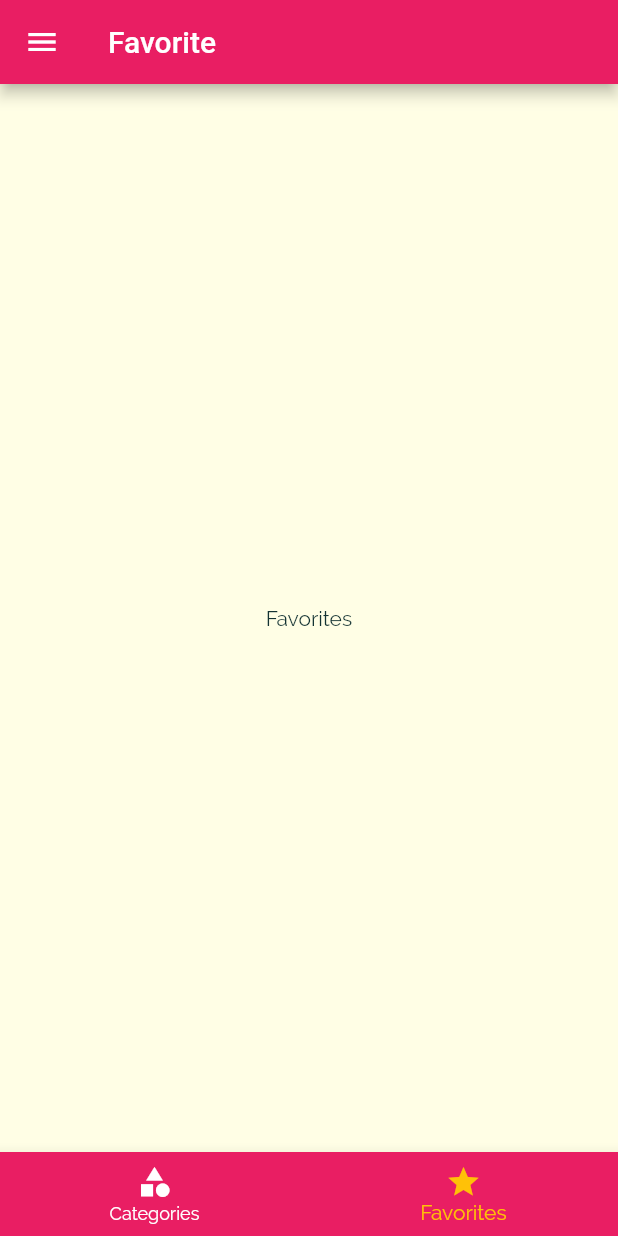
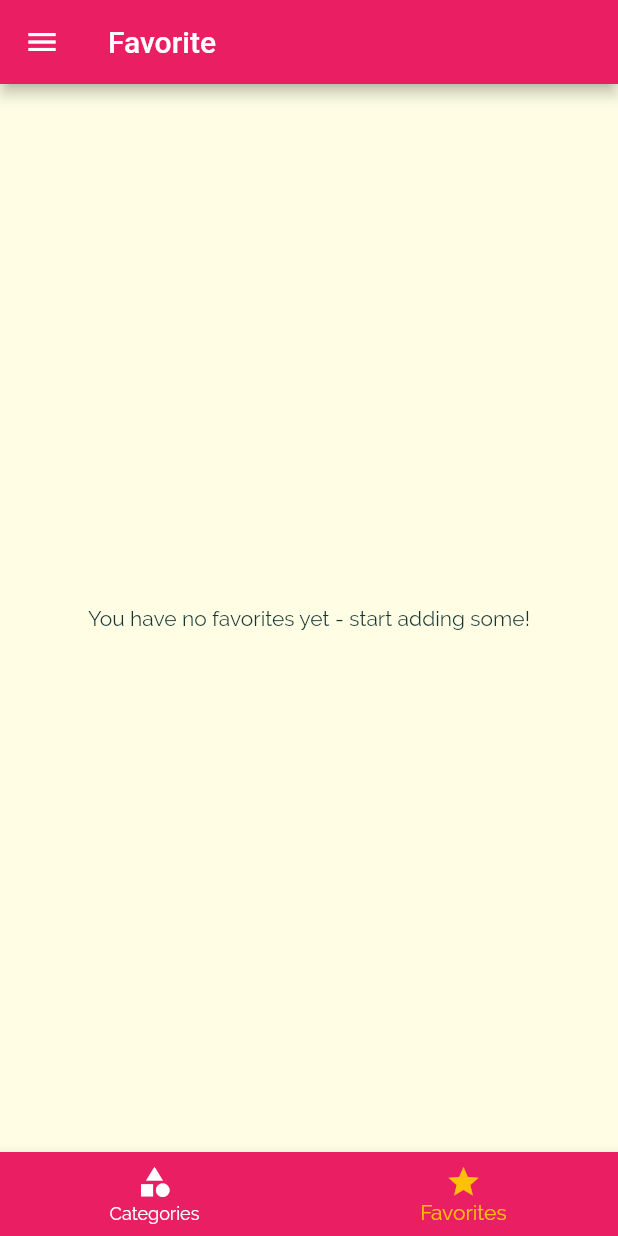
Before and after one commit to LodewykRoux/meals_app, a Flutter app: the screen it shows after launch, item 2 of the bottom bar chosen, on a phone screen of 412 x 824 dp. Run offline on Flutter 3.47's test engine with Material 2 defaults, Android fonts, the phone set to English and light mode, and no system bars.

Commit message:
WIP: adding favorites

```diff
--- a/meals/lib/main.dart
+++ b/meals/lib/main.dart
@@ -26,6 +26,8 @@ class _MyAppState extends State<MyApp> {
 
   List<Meal> _availableMeals = DUMMY_MEALS;
 
+  List<Meal> _favoriteMeals = [];
+
   void _setFilters(Map<String, bool> filters) {
     setState(() {
       _filters = filters;
@@ -38,6 +40,23 @@ class _MyAppState extends State<MyApp> {
             !(_filters['vegan']! && !meal.isVegan) &&
             !(_filters['lactose']! && !meal.isLactoseFree))
         .toList();
+  }
+
+  void _toggleFavorite(String mealId) {
+    final existingIndex =
+        _favoriteMeals.indexWhere((meal) => meal.id == mealId);
+    if (existingIndex >= 0) {
+      setState(() {
+        _favoriteMeals.removeAt(existingIndex);
+      });
+    } else {
+      _favoriteMeals
+          .add(DUMMY_MEALS.firstWhere((element) => element.id == mealId));
+    }
+  }
+
+  bool _isMealFavorite(String id) {
+    return _favoriteMeals.any((meal) => meal.id == id);
   }
 
   @override
@@ -61,10 +80,10 @@ class _MyAppState extends State<MyApp> {
                 fontFamily: 'RobotoCondensed',
                 fontWeight: FontWeight.bold,
               ))),
-      home: TabsScreen(),
+      home: TabsScreen(favoriteMeals: _favoriteMeals),
       routes: {
-        CategoryMealsScreen.routeName: (context) =>
-            CategoryMealsScreen(meals: _availableMeals),
+        CategoryMealsScreen.routeName: (context) => CategoryMealsScreen(
+            meals: _availableMeals, toggleFavorite: _toggleFavorite, isMealFavorite: _isMealFavorite),
         FiltersScreen.routeName: (context) =>
             FiltersScreen(saveFilters: _setFilters, filters: _filters),
       },
--- a/meals/lib/screens/category_meals_screen.dart
+++ b/meals/lib/screens/category_meals_screen.dart
@@ -5,9 +5,12 @@ import 'package:meals/widget/meal_item.dart';
 
 class CategoryMealsScreen extends StatefulWidget {
   final List<Meal> meals;
+  final void Function()? toggleFavorite;
   static const routeName = '/category-meals';
 
-  const CategoryMealsScreen({Key? key, required this.meals}) : super(key: key);
+  const CategoryMealsScreen(
+      {Key? key, required this.meals, this.toggleFavorite})
+      : super(key: key);
 
   @override
   State<CategoryMealsScreen> createState() => _CategoryMealsScreenState();
@@ -53,6 +56,7 @@ class _CategoryMealsScreenState extends State<CategoryMealsScreen> {
                 .push(MaterialPageRoute(
               builder: (context) => MealDetailScreen(
                 meal: displayedMeals[index],
+                favoriteMeal: widget.toggleFavorite,
               ),
             ))
                 .then((result) {
--- a/meals/lib/screens/favorites_screen.dart
+++ b/meals/lib/screens/favorites_screen.dart
@@ -1,10 +1,14 @@
 import 'package:flutter/material.dart';
+import 'package:meals/models/meal.dart';
 
 class FavoritesScreen extends StatelessWidget {
-  const FavoritesScreen({Key? key}) : super(key: key);
+  final List<Meal>? favoriteMeals;
+  const FavoritesScreen({Key? key, this.favoriteMeals}) : super(key: key);
 
   @override
   Widget build(BuildContext context) {
-    return Center(child: Text('Favorites'),);
+    return Center(
+      child: Text('You have no favorites yet - start adding some!'),
+    );
   }
 }
--- a/meals/lib/screens/tabs_screen.dart
+++ b/meals/lib/screens/tabs_screen.dart
@@ -1,28 +1,36 @@
 import 'package:flutter/material.dart';
+import 'package:meals/models/meal.dart';
 import 'package:meals/screens/categories_screen.dart';
 import 'package:meals/screens/favorites_screen.dart';
 import 'package:meals/widget/main_drawer.dart';
 
 class TabsScreen extends StatefulWidget {
-  const TabsScreen({Key? key}) : super(key: key);
+  final List<Meal>? favoriteMeals;
+  const TabsScreen({Key? key, this.favoriteMeals}) : super(key: key);
 
   @override
   State<TabsScreen> createState() => _TabsScreenState();
 }
 
 class _TabsScreenState extends State<TabsScreen> {
-  final List<Map<String, dynamic>> _pages = [
+  List<Map<String, dynamic>> _pages = [];
+
+  int _selectedPageIndex = 0;
+
+  @override
+  void initState() {
+    _pages = [
       {
         'title': 'Category',
         'page': const CategoriesScreen(),
       },
       {
         'title': 'Favorite',
-      'page': const FavoritesScreen(),
+        'page': FavoritesScreen(favoriteMeals: widget.favoriteMeals),
       }
     ];
-
-  int _selectedPageIndex = 0;
+    super.initState();
+  }
 
   void _selectPage(int index) {
     setState(() {
--- a/meals/lib/widget/main_drawer.dart
+++ b/meals/lib/widget/main_drawer.dart
@@ -48,7 +48,7 @@ class MainDrawer extends StatelessWidget {
           ),
           _buildListTile('Meals', Icons.restaurant, () {
             Navigator.of(context).pushReplacement(MaterialPageRoute(
-              builder: (context) => const TabsScreen(),
+              builder: (context) => TabsScreen(),
             ));
           }),
           _buildListTile('Filters', Icons.settings, () {
```
Also changed, not shown: meals/lib/screens/meal_detail_screen.dart (+8 -5 lines). Lines whose indentation alone changed are shown as unchanged.
